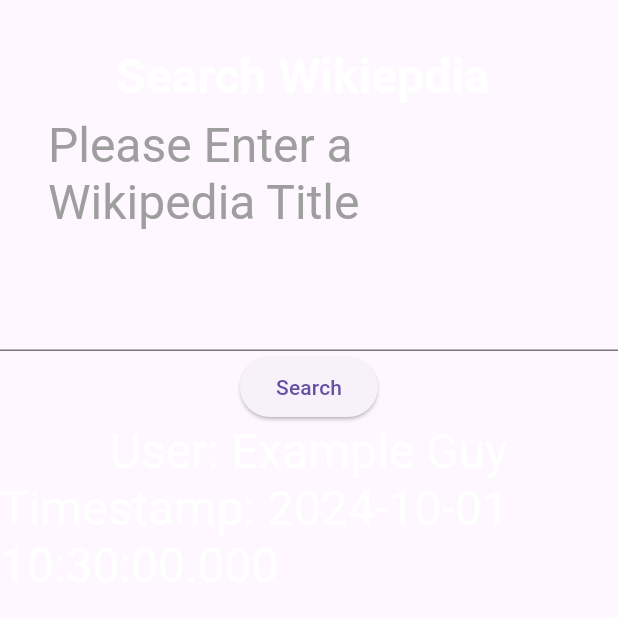
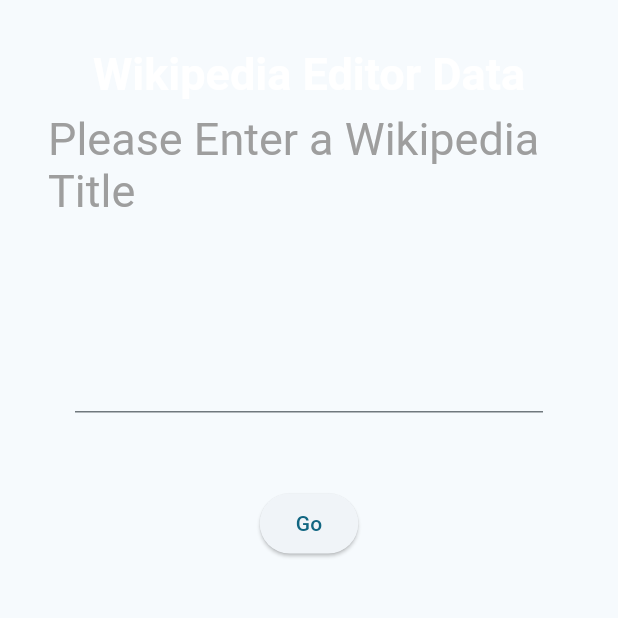
Before and after one commit to bsu-cs222/twp_roth_munchel, a Flutter app: the screen it shows after launch, on a phone screen of 412 x 824 dp, the top half of it. Run offline on Flutter 3.47's test engine with Material 3 defaults, Android fonts, the phone set to English and light mode, and no system bars.

Commit message:
Ready for submit

```diff
--- a/lib/main.dart
+++ b/lib/main.dart
@@ -15,11 +15,15 @@ class MyApp extends StatelessWidget {
   // This widget is the root of your application.
   @override
   Widget build(BuildContext context) {
-    return const MaterialApp(
-      title: 'Flutter Demo',
-      home: Scaffold(
+    return MaterialApp(
+      title: 'Wikipedia Change Search Page',
+      theme: ThemeData(
+        colorScheme: ColorScheme.fromSeed(seedColor: Colors.blueGrey),
+        useMaterial3: true,
+      ),
+      home: const Scaffold(
         body: DefaultTextStyle(
-          style: TextStyle(fontSize: 32),
+          style: TextStyle(fontSize: 30),
           child: MyHomePage(),
         ),
       ),
@@ -37,7 +41,7 @@ class MyHomePage extends StatefulWidget {
 class _MyHomePageState extends State<MyHomePage> {
   final _textController = TextEditingController();
   WikipediaChange changeRecord =
-      WikipediaChange(user: 'Example Guy', timestamp: DateTime.now());
+      WikipediaChange(user: 'User', timestamp: DateTime.now());
 
   final _finalWikipediaUrl = UriBuilder();
   String output = '';
@@ -45,28 +49,50 @@ class _MyHomePageState extends State<MyHomePage> {
 
   @override
   Widget build(BuildContext context) {
-    return Center(
-      child: Column(
-        children: [
-          const TitleSection(
-              name: 'Search Wikiepdia ',
-              location: 'Please Enter a Wikipedia Title'),
-          TextField(controller: _textController),
-          ElevatedButton(
-            onPressed: onButtonPressed,
-            child: const Text('Search'),
+    return Column(
+      children: [
+        const TitleSection(
+            name: 'Wikipedia Editor Data',
+            location: 'Please Enter a Wikipedia Title'),
+        Center(
+          child: Column(
+            children: [
+              Padding(
+                padding: const EdgeInsets.all(50.0),
+                child: TextField(controller: _textController),
+              ),
+              Center(
+                child: ElevatedButton(
+                  onPressed: _onButtonPressed,
+                  child: const Text('Go'),
+                ),
+              ),
+              const SizedBox(
+                width: 40,
+                height: 50,
+              ),
+              Column(
+                children: [
+                  Center(child: WikipediaChangeWidget(changeRecord)),
+                ],
+              ),
+              Text(output)
+            ],
           ),
-          WikipediaChangeWidget(changeRecord),
-        ],
-      ),
+        ),
+      ],
     );
   }
 
-  void onButtonPressed() async {
+  void _onButtonPressed() async {
     final theString = await _future;
     setState(() {
       _future = http.read(
-          Uri.parse(_finalWikipediaUrl.finalUrlBuilder(_textController.text)));
+          Uri.parse(_finalWikipediaUrl.finalUrlBuilder(_textController.text)),
+          headers: {
+            'user-agent':
+                'Revision Reporter/0.1 (https://www.cs.bsu.edu/~pvgestwicki/courses/cs222Fa24; brody.roth@bsu.edu/cole.munchel@bsu.edu)'
+          });
       final Map jsonDecoder = jsonDecode(theString!);
       final parser = WikipediaParser();
       output = (parser.parse(jsonDecoder));
@@ -106,11 +132,9 @@ class TitleSection extends StatelessWidget {
       padding: const EdgeInsets.all(32),
       child: Row(children: [
         Expanded(
-          /*1*/
           child: Column(
             crossAxisAlignment: CrossAxisAlignment.center,
             children: [
-              /*2*/
               Padding(
                 padding: const EdgeInsets.only(bottom: 8),
                 child: Text(
@@ -129,8 +153,7 @@ class TitleSection extends StatelessWidget {
             ],
           ),
         ),
-      ] /*3*/
-          ),
+      ]),
     );
   }
 }
```
Also changed, not shown: 1 other file.
